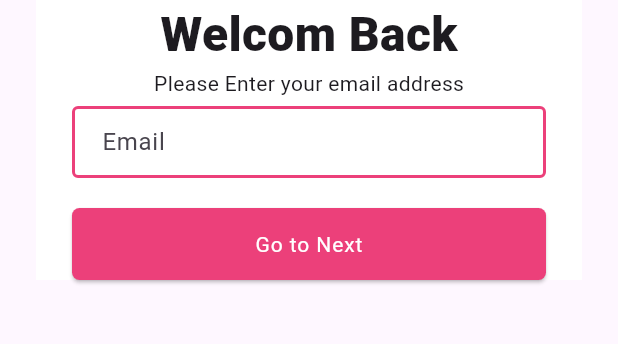
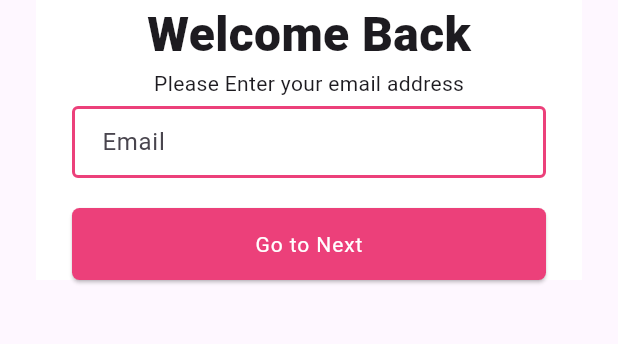
Before and after one commit to JamilHossain01/craftyBay, a Flutter app: the screen it shows after launch, on a phone screen of 412 x 824 dp, the part 518-862 px from its top. Run offline on Flutter 3.47's test engine with Material 3 defaults, Android fonts, the light colour scheme and no system bars; our stand-ins replace get, pin_code_fields.

Commit message:
text name change

```diff
--- a/lib/presentation/ui/screens/email_screen.dart
+++ b/lib/presentation/ui/screens/email_screen.dart
@@ -35,7 +35,7 @@ class _VeriFyScreenState extends State<VeriFyScreen> {
                   ),
                   AppLogo(),
                   const Text(
-                    'Welcom Back',
+                    'Welcome Back',
                     style: TextStyle(
                       fontWeight: FontWeight.w800,
                       fontSize: 32,
```
